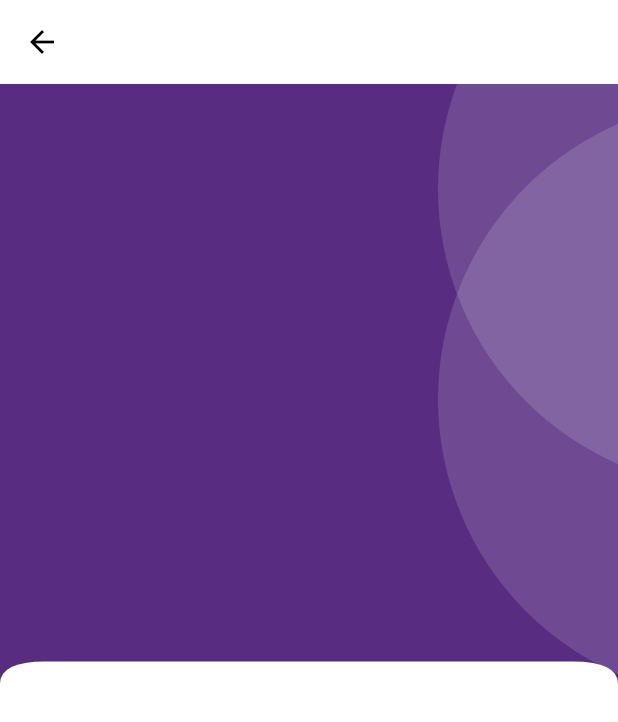
After one commit to MidhileshRaj/v-store-mobile-app, a Flutter app: the HomeScreen screen opened directly, on a phone screen of 412 x 824 dp. The commit adds this screen. Shown: the top 722 px of the screen. Run offline on Flutter 3.47's test engine with Material 3 defaults, Android fonts, the phone set to English and light mode, and no system bars; our stand-ins replace gap, get, get_storage, iconsax, logger, smooth_page_indicator; accounts and stored records are empty.

Commit message:
user home page decoration and navigation completed

```diff
--- /dev/null
+++ b/lib/common/widgets/custom_shape/container_shapes/circular_container_shape.dart
@@ -0,0 +1,35 @@
+import 'package:flutter/material.dart';
+
+import '../../../../utils/constants/colors.dart';
+
+class VStoreAppCircularContainer extends StatelessWidget {
+  const VStoreAppCircularContainer({
+    super.key,
+    this.height=400,
+    this.width=400,
+    this.radius = 400,
+    this.padding = 0,
+    this.child,
+    this.backGroundColor = VStoreAppColors.white,
+  });
+
+  final double? height;
+  final double? width;
+  final double radius;
+  final double padding;
+  final Widget? child;
+  final Color backGroundColor;
+
+  @override
+  Widget build(BuildContext context) {
+    return Container(
+      width: width,
+      height: height,
+      padding: EdgeInsets.all(padding),
+      decoration: BoxDecoration(
+          borderRadius: BorderRadius.circular(radius),
+          color: VStoreAppColors.textWhite.withOpacity(.14)),
+      child: child,
+    );
+  }
+}
--- /dev/null
+++ b/lib/common/widgets/custom_shape/container_shapes/primary_header_container.dart
@@ -0,0 +1,44 @@
+
+import 'package:flutter/material.dart';
+import 'package:v_store/common/widgets/custom_shape/container_shapes/circular_container_shape.dart';
+
+import '../../../../utils/constants/colors.dart';
+import '../other_shape/curved_edges_widget.dart';
+
+class VStoreAppPrimaryHeaderContainer extends StatelessWidget {
+  const VStoreAppPrimaryHeaderContainer({
+    super.key, required this.child,
+  });
+
+  final Widget child;
+  @override
+  Widget build(BuildContext context) {
+    return VStoreAppCurvedEdgeWidget(
+      child:  Container(
+        padding: const EdgeInsets.all(0),
+        decoration: const BoxDecoration(
+          color: VStoreAppColors.primary,
+        ),
+        child:  SizedBox(
+          height: 400,
+          child: Stack(
+            children: [
+              const Positioned(
+                top:  -130,right: -280,
+                child: VStoreAppCircularContainer(
+                  backGroundColor: VStoreAppColors.white,
+                ),
+              ),const Positioned(
+                top:  10,right: -280,
+                child: VStoreAppCircularContainer(
+                  backGroundColor: VStoreAppColors.white,
+                ),
+              ),
+              child,
+            ],
+          ),
+        ),
+      ),
+    );
+  }
+}
--- /dev/null
+++ b/lib/common/widgets/custom_shape/other_shape/curved_edges_clipper.dart
@@ -0,0 +1,35 @@
+import 'package:flutter/cupertino.dart';
+
+class CurvedEdgesClipper extends CustomClipper<Path> {
+  @override
+  Path getClip(Size size) {
+    // TODO: implement getClip
+    var path = Path();
+    path.lineTo(0, size.height);
+    final startFirstCurve = Offset(0, size.height - 15);
+    final endFirstCurve = Offset(30, size.height - 15);
+    path.quadraticBezierTo(
+        startFirstCurve.dx, startFirstCurve.dy, endFirstCurve.dx, endFirstCurve.dy);
+
+    final secondCurve = Offset(0, size.height - 15);
+    final endSecondCurve = Offset(size.width-30, size.height - 15);
+    path.quadraticBezierTo(
+        secondCurve.dx, secondCurve.dy, endSecondCurve.dx, endSecondCurve.dy);
+
+
+    final thirdCurve = Offset(size.width, size.height - 15);
+    final endThirdCurve = Offset(size.width, size.height);
+    path.quadraticBezierTo(
+        thirdCurve.dx, thirdCurve.dy, endThirdCurve.dx, endThirdCurve.dy);
+
+    path.lineTo(size.width, 0);
+    path.close();
+    return path;
+  }
+
+  @override
+  bool shouldReclip(covariant CustomClipper<Path> oldClipper) {
+    // TODO: implement shouldReclip
+    return true;
+  }
+}
--- /dev/null
+++ b/lib/common/widgets/custom_shape/other_shape/curved_edges_widget.dart
@@ -0,0 +1,20 @@
+
+
+import 'package:flutter/material.dart';
+import 'package:v_store/common/widgets/custom_shape/other_shape/curved_edges_clipper.dart';
+
+class VStoreAppCurvedEdgeWidget extends StatelessWidget {
+  const VStoreAppCurvedEdgeWidget({
+    super.key, this.child,
+  });
+
+  final Widget? child;
+
+  @override
+  Widget build(BuildContext context) {
+    return ClipPath(
+      clipper: CurvedEdgesClipper(),
+      child:child,
+    );
+  }
+}
--- a/lib/features/authentication/screens/login/widget/login_screen_form.dart
+++ b/lib/features/authentication/screens/login/widget/login_screen_form.dart
@@ -8,6 +8,7 @@ import 'package:v_store/features/authentication/screens/password_configuration/f
 import 'package:v_store/utils/constants/text_constants.dart';
 
 import '../../../../../utils/constants/sizes.dart';
+import '../../../../shop/navigation_menu.dart';
 import '../../signup/signup_screen.dart';
 
 class LoginScreenForm extends StatelessWidget {
@@ -54,7 +55,9 @@ class LoginScreenForm extends StatelessWidget {
           SizedBox(
             width: double.infinity,
             child: ElevatedButton(
-              onPressed: () {},
+              onPressed: () {
+                Get.to(()=>const NavigationMenu());
+              },
               child: const Text(VStoreAppTextConstants.login),
             ),
           ),
--- /dev/null
+++ b/lib/features/shop/screens/home/widgets/home_screen.dart
@@ -0,0 +1,23 @@
+import 'package:flutter/material.dart';
+
+import '../../../../../common/widgets/custom_shape/container_shapes/primary_header_container.dart';
+
+class HomeScreen extends StatelessWidget {
+  const HomeScreen({super.key});
+
+  @override
+  Widget build(BuildContext context) {
+    return Scaffold(
+      appBar: AppBar(),
+      body: SingleChildScrollView(
+        child: Column(
+          children: [
+            VStoreAppPrimaryHeaderContainer(
+              child: Container(),
+            ),
+          ],
+        ),
+      ),
+    );
+  }
+}
--- a/lib/utils/constants/colors.dart
+++ b/lib/utils/constants/colors.dart
@@ -4,7 +4,7 @@ class VStoreAppColors {
   VStoreAppColors._();
 
   // Basic Colors
-  static const Color primary = Color(0xff4b68ff);
+  static const Color primary = Color(0xFF572c81);
   static const Color secondary = Color(0xFFFFE24B);
   static const Color accent = Color(0xFFb0c7ff);
 
@@ -30,13 +30,13 @@ class VStoreAppColors {
   static Color darkContainer = VStoreAppColors.white.withOpacity(.1);
 
   // Button Colors
-  static const Color buttonPrimary = Color(0xFF4b68ff);
-  static const Color buttonSecondary = Color(0xFF4b68ff);
-  static const Color buttonDisabled = Color(0xFF4b68ff);
+  static const Color buttonPrimary = Color(0xFF572c81);
+  static const Color buttonSecondary = Color(0xFF572c81);
+  static const Color buttonDisabled = Color(0xFF572c81);
 
   // Border Color
-  static const Color borderPrimary = Color(0xFF4b68ff);
-  static const Color borderSecondary = Color(0xFF4b68ff);
+  static const Color borderPrimary = Color(0xFF572c81);
+  static const Color borderSecondary = Color(0xFF572c81);
 
   // Error and Validation Color
   static const Color error = Color(0xFFD32F2F);
```
Also changed, not shown: lib/features/shop/controllers/home_controller/navigation/navigation_bar_controller.dart (added, +22 -0 lines), lib/features/shop/navigation_menu.dart (added, +44 -0 lines), lib/common/widgets/appbar/appbar.dart (added).
